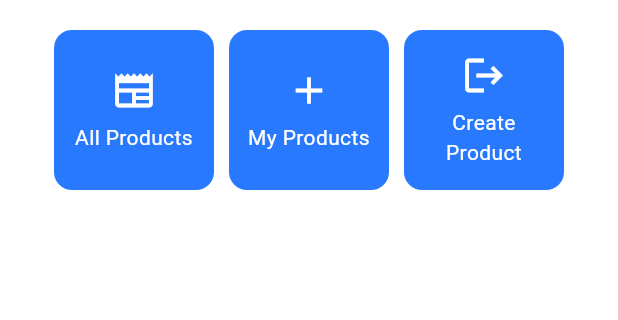
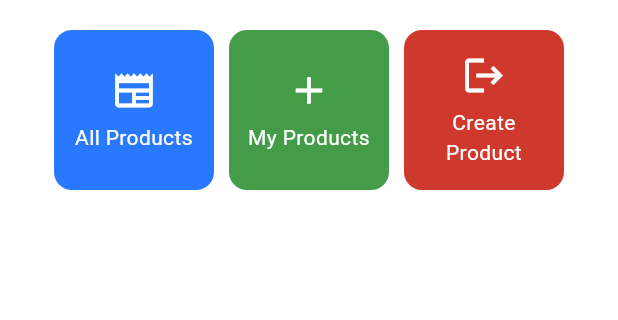
Before and after one commit to Narwhll/narwhll-shop-mobile, a Flutter app: the screen it shows after launch, on a phone screen of 412 x 824 dp, the part 426-746 px from its top. Run offline on Flutter 3.47's test engine with Material 3 defaults, Android fonts, the phone set to English and light mode, and no system bars.

Commit message:
colored the buttons

```diff
--- a/narwhllshop_mobile/lib/menu.dart
+++ b/narwhllshop_mobile/lib/menu.dart
@@ -9,8 +9,8 @@ class MyHomePage extends StatelessWidget {
 
   final List<ItemHomePage> items = [
     ItemHomePage("All Products", Icons.newspaper),
-    ItemHomePage("My Products", Icons.add),
-    ItemHomePage("Create Product", Icons.logout),
+    ItemHomePage("My Products", Icons.add, warna: const Color.fromARGB(255, 69, 156, 72)),
+    ItemHomePage("Create Product", Icons.logout, warna: const Color.fromARGB(255, 207, 56, 45)),
   ];
 
 
@@ -107,8 +107,9 @@ class InfoCard extends StatelessWidget {
 class ItemHomePage {
   final String name;
   final IconData icon;
+  final Color? warna;
 
-  ItemHomePage(this.name, this.icon);
+  ItemHomePage(this.name, this.icon, {this.warna});
 }
 
 class ItemCard extends StatelessWidget {
@@ -118,7 +119,7 @@ class ItemCard extends StatelessWidget {
   @override
   Widget build(BuildContext context) {
     return Material(
-        color: Theme.of(context).colorScheme.secondary,
+        color: item.warna ?? Theme.of(context).colorScheme.secondary,
 
         borderRadius: BorderRadius.circular(12),
         child: InkWell(
```
Also changed, not shown: 2 other files.
